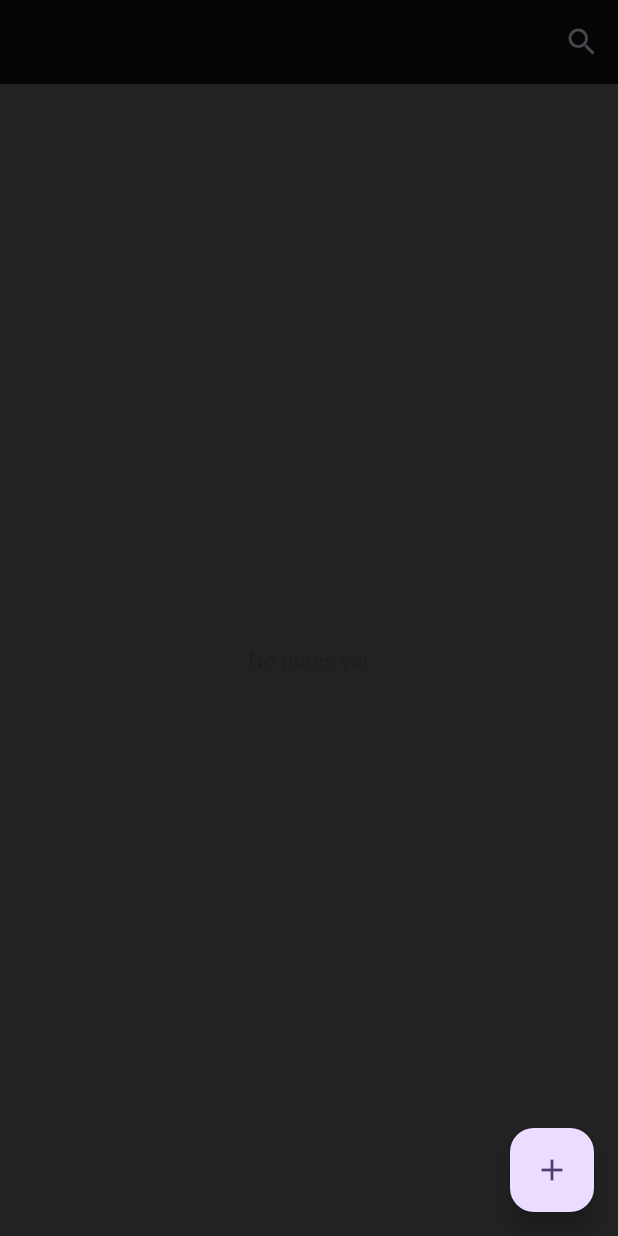
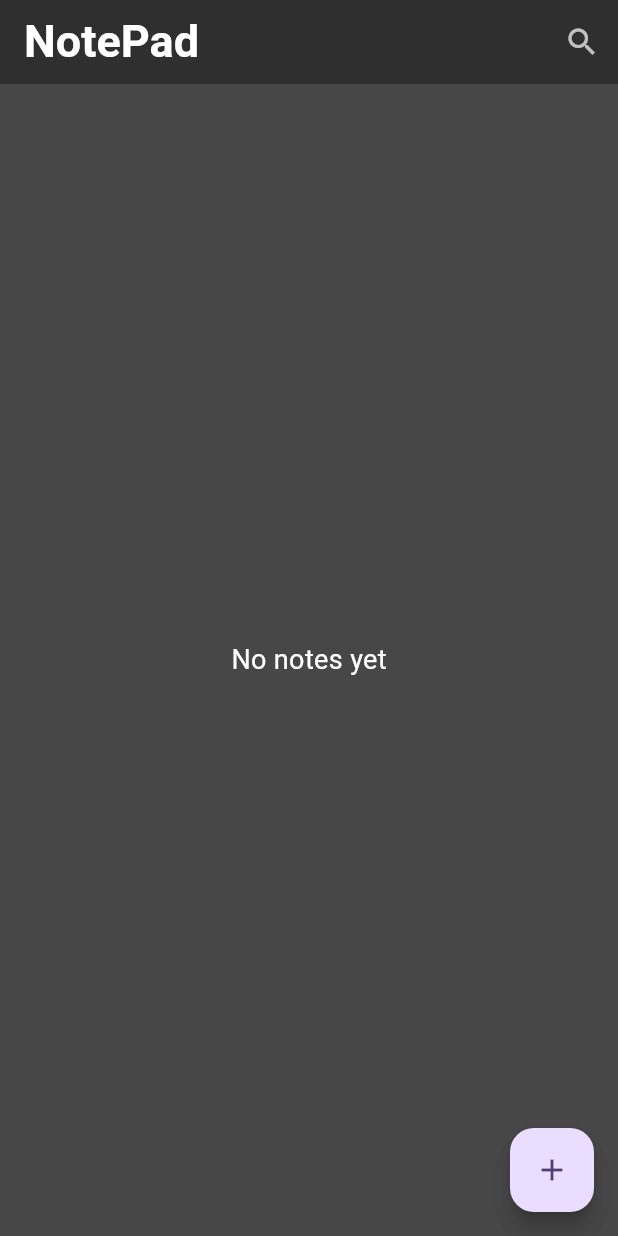
Before and after one commit to Desmond235/note_pad, a Flutter app: the screen it shows after launch, after a tap on the "search" icon, on a phone screen of 412 x 824 dp. Run offline on Flutter 3.47's test engine with Material 3 defaults, Android fonts, the phone set to English and light mode, and no system bars; our stand-ins replace sqflite; accounts and stored records are empty.

Commit message:
modified file

```diff
--- a/lib/constants/note_fields.dart
+++ b/lib/constants/note_fields.dart
@@ -5,16 +5,16 @@ class NoteFields {
     title,
     content,
     isFavorite,
-    createdTime
+    createdTime,
   ];
   static const String tableName = 'notes';
   static const String idType = 'INTEGER PRIMARY KEY AUTOINCREMENT';
   static const String textType = 'TEXT NOT NULL';
   static const String intType = 'INTEGER NOT NULL';
-  static const String id = 'id';
+  static const String id = '_id';
   static const String number = 'number';
   static const String title = 'title';
   static const String content = 'content';
-  static const String isFavorite = 'isFavorite';
-  static const String createdTime = 'createdTime';
+  static const String isFavorite = 'is_favorite';
+  static const String createdTime = 'created_time';
 }
--- a/lib/database/note_database.dart
+++ b/lib/database/note_database.dart
@@ -1,7 +1,7 @@
 import 'package:note_app/constants/note_fields.dart';
 import 'package:note_app/model/note_model.dart';
 import 'package:sqflite/sqflite.dart';
-import 'package:path/path.dart' as p;
+import 'package:path/path.dart';
 
 class NoteDatabase {
   static final NoteDatabase instance = NoteDatabase._internal();
@@ -11,29 +11,29 @@ class NoteDatabase {
   NoteDatabase._internal();
 
   Future<Database> get database async {
-    if (_database != null) {
+    if (_database !=null) {
       return _database!;
     }
-    _database = await initDatabase('notes.db');
-    return _database!;
+     _database ??= await _initDatabase('notes1.db');
+      return _database!;
   }
 
-  Future<Database> initDatabase(String filePath) async {
+  static Future<Database> _initDatabase(String filePath) async {
     final databasePath = await getDatabasesPath();
-    final path = p.join(databasePath, filePath);
+    final path = join(databasePath, filePath);
 
     return await openDatabase(path, version: 1, onCreate: _createDatabase);
   }
 
-  Future<void> _createDatabase(Database db, int version) async {
-    db.execute('''
-        CREATE TABLE ${NoteFields.tableName}(
+  static Future<void> _createDatabase(Database db, _) async {
+    return await db.execute('''
+        CREATE TABLE ${NoteFields.tableName} (
           ${NoteFields.id} ${NoteFields.idType},
           ${NoteFields.number} ${NoteFields.intType},
           ${NoteFields.title} ${NoteFields.textType},
           ${NoteFields.content} ${NoteFields.textType},
-          ${NoteFields.isFavorite} ${NoteFields.textType},
-          ${NoteFields.createdTime} ${NoteFields.textType},
+          ${NoteFields.isFavorite} ${NoteFields.intType},
+          ${NoteFields.createdTime} ${NoteFields.textType}
         )
       ''');
   }
@@ -43,7 +43,6 @@ class NoteDatabase {
     final int id = await db.insert(
       NoteFields.tableName,
       note.toJson(),
-      conflictAlgorithm: ConflictAlgorithm.replace,
     );
     return note.copy(id: id);
   }
@@ -66,12 +65,13 @@ class NoteDatabase {
 
   Future<List<NoteModel>> readAll() async {
     final db = await instance.database;
-    final items = await db.query(NoteFields.tableName);
+    const orderBy = '${NoteFields.createdTime} ASC';
+    final items = await db.query( NoteFields.tableName, orderBy: orderBy);
 
     return items.map((json) => NoteModel.fromJson(json)).toList();
   }
 
-  Future update(NoteModel note) async {
+  Future<int> update(NoteModel note) async {
     final db = await instance.database;
     return await db.update(
       NoteFields.tableName,
@@ -81,7 +81,7 @@ class NoteDatabase {
     );
   }
 
-  Future delete(int id) async {
+  Future<int> delete(int id) async {
     final db = await instance.database;
     return await db.delete(
       NoteFields.tableName,
--- a/lib/main.dart
+++ b/lib/main.dart
@@ -13,7 +13,10 @@ class MyApp extends StatelessWidget {
   Widget build(BuildContext context) {
     return MaterialApp(
       title: 'Flutter Demo',
+      debugShowCheckedModeBanner: false,
       theme: ThemeData(
+        appBarTheme:const  AppBarTheme(backgroundColor:  Color.fromARGB(221, 43, 43, 43),),
+        scaffoldBackgroundColor: const Color.fromARGB(221, 43, 43, 43),
         colorScheme: ColorScheme.fromSeed(seedColor: Colors.deepPurple),
         useMaterial3: true,
       ),
--- a/lib/model/note_model.dart
+++ b/lib/model/note_model.dart
@@ -1,13 +1,6 @@
 import 'package:note_app/constants/note_fields.dart';
 
 class NoteModel {
-  NoteModel(
-      {this.id,
-      this.number,
-      required this.title,
-      required this.content,
-      required this.isFavorite,
-      required this.createdTime});
 
   int? id;
   final int? number;
@@ -15,12 +8,20 @@ class NoteModel {
   final String content;
   final bool isFavorite;
   final DateTime? createdTime;
+  NoteModel({
+    this.id,
+    this.number,
+    required this.title,
+    required this.content,
+    required this.isFavorite,
+    required this.createdTime,
+  });
 
   factory NoteModel.fromJson(Map<String, dynamic> json) => NoteModel(
         id: json[NoteFields.id] as int?,
         number: json[NoteFields.number] as int?,
-        title: json[NoteFields.id] as String,
-        content: json[NoteFields.content],
+        title: json[NoteFields.title] as String,
+        content: json[NoteFields.content] as String,
         isFavorite: json[NoteFields.isFavorite] == 1,
         createdTime: DateTime.tryParse(
           json[NoteFields.createdTime] as String,
@@ -33,19 +34,20 @@ class NoteModel {
         NoteFields.title: title,
         NoteFields.content: content,
         NoteFields.isFavorite: isFavorite ? 1 : 0,
-        NoteFields.createdTime: createdTime!.toIso8601String()
+        NoteFields.createdTime: createdTime?.toIso8601String()
       };
 
-  NoteModel copy(
-          {int? id,
-          int? number,
-          String? title,
-          String? content,
-          bool? isFavorite,
-          DateTime? createdTime}) =>
+  NoteModel copy({
+    int? id,
+    int? number,
+    String? title,
+    String? content,
+    bool? isFavorite,
+    DateTime? createdTime,
+  }) =>
       NoteModel(
         id: id ?? this.id,
-        number: number ?? this.number ,
+        number: number ?? this.number,
         title: title ?? this.title,
         content: content ?? this.content,
         isFavorite: isFavorite ?? this.isFavorite,
--- a/lib/screen/note_screen.dart
+++ b/lib/screen/note_screen.dart
@@ -29,15 +29,16 @@ class _NoteScreenState extends State<NoteScreen> {
 
 //  gets all notes from the database
   void refreshNotes() async {
-    final notesValue = await noteDatabase.readAll();
+    noteDatabase.readAll().then((value) {
       setState(() {
-      notes = notesValue;
+        notes = value;
+      });
     });
   }
 
   // Navigates to the NoteDetailsView screen
-  goToNoteDetailsView({int? id}) async {
-    await Navigator.of(context).push(
+  void goToNoteDetailsView({int? id}) async {
+    await Navigator.of(context).push<NoteDetailsView>(
       MaterialPageRoute(
         builder: ((context) => NoteDetailsView(noteId: id)),
       ),
@@ -48,46 +49,92 @@ class _NoteScreenState extends State<NoteScreen> {
   @override
   Widget build(BuildContext context) {
     return Scaffold(
-      backgroundColor: Colors.black87,
+      backgroundColor: Theme.of(context).scaffoldBackgroundColor,
       appBar: AppBar(
-        backgroundColor: Colors.black87,
+        backgroundColor: Theme.of(context).appBarTheme.backgroundColor,
+        title: Text(
+          'NotePad',
+          style: Theme.of(context).textTheme.titleLarge!.copyWith(
+                color: Colors.white,
+                fontWeight: FontWeight.bold,
+                fontSize: 30,
+              ),
+        ),
         actions: [
           IconButton(
             onPressed: () {},
-            icon: const Icon(Icons.search),
+            icon: Icon(
+              Icons.search,
+              color: Colors.white.withOpacity(0.7),
+            ),
           ),
         ],
       ),
       body: notes.isEmpty
           ? const Center(
-              child: Text('No notes yet'),
+              child: Text(
+                'No notes yet',
+                style: TextStyle(
+                  color: Colors.white,
+                  fontSize: 18,
+                ),
+              ),
             )
-          : ListView.builder(itemBuilder: (context, index) {
+          : Container(
+              margin: const EdgeInsets.only(top: 25),
+              padding: const EdgeInsets.all(5),
+              child: ListView.builder(
+                  itemCount: notes.length,
+                  itemBuilder: (context, index) {
                     final note = notes[index];
 
                     return Padding(
-                padding: const EdgeInsets.only(bottom: 10),
+                      padding: const EdgeInsets.all(10),
+                      child: GestureDetector(
+                        onTap: () => goToNoteDetailsView(id: note.id),
                         child: Card(
-                  child: GestureDetector(
-                    onTap: goToNoteDetailsView(id: note.id),
+                          margin: const EdgeInsets.all(2),
+                          color:
+                              Theme.of(context).colorScheme.secondaryContainer,
+                          child: Padding(
+                            padding: const EdgeInsets.all(8),
                             child: Column(
                               crossAxisAlignment: CrossAxisAlignment.start,
                               children: [
                                 Text(
                                   note.title,
-                          style: Theme.of(context).textTheme.headlineMedium,
+                                  style: Theme.of(context)
+                                      .textTheme
+                                      .headlineMedium!
+                                      .copyWith(color: Colors.black),
+                                ),
+                                Text(
+                                  note.content.trim(),
+                                  maxLines: 1,
+                                  overflow: TextOverflow.ellipsis,
+                                  style: Theme.of(context)
+                                      .textTheme
+                                      .bodyLarge!
+                                      .copyWith(color: Colors.black),
                                 ),
                                 const SizedBox(height: 10),
-                        Text(note.createdTime.toString().split(' ')[0])
+                                Text(
+                                  note.createdTime.toString().split(' ')[0],
+                                  maxLines: 1,
+                                  style: TextStyle(
+                                      color: Colors.black.withOpacity(0.8)),
+                                )
                               ],
+                            ),
                           ),
                         ),
                       ),
                     );
                   }),
+            ),
       floatingActionButton: FloatingActionButton(
         onPressed: goToNoteDetailsView,
-        tooltip: 'Add notes',
+        tooltip: 'Create notes',
         child: const Icon(Icons.add),
       ),
     );
```
Also changed, not shown: lib/screen/note_details_view.dart (+59 -14 lines), lib/widgets/note_content.dart (+16 -3 lines). Lines whose indentation alone changed are shown as unchanged.
